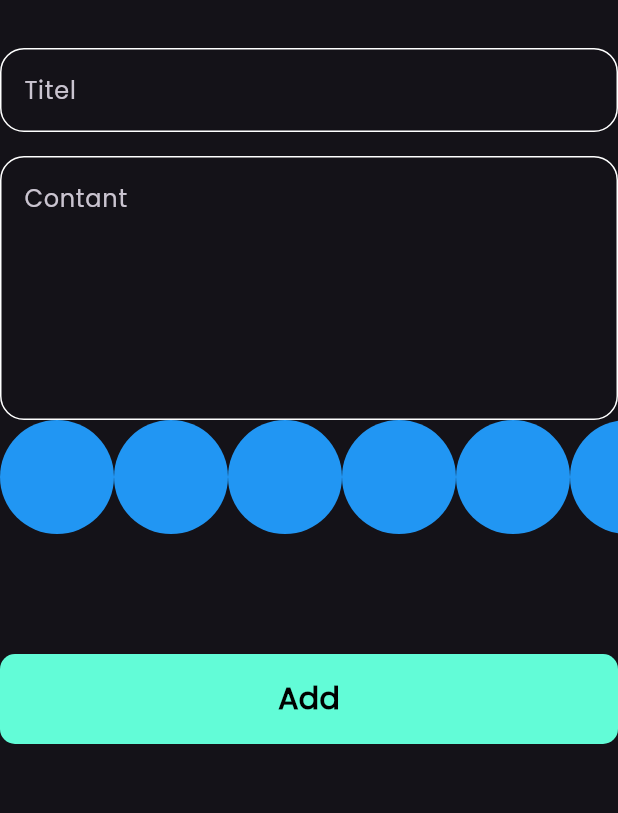
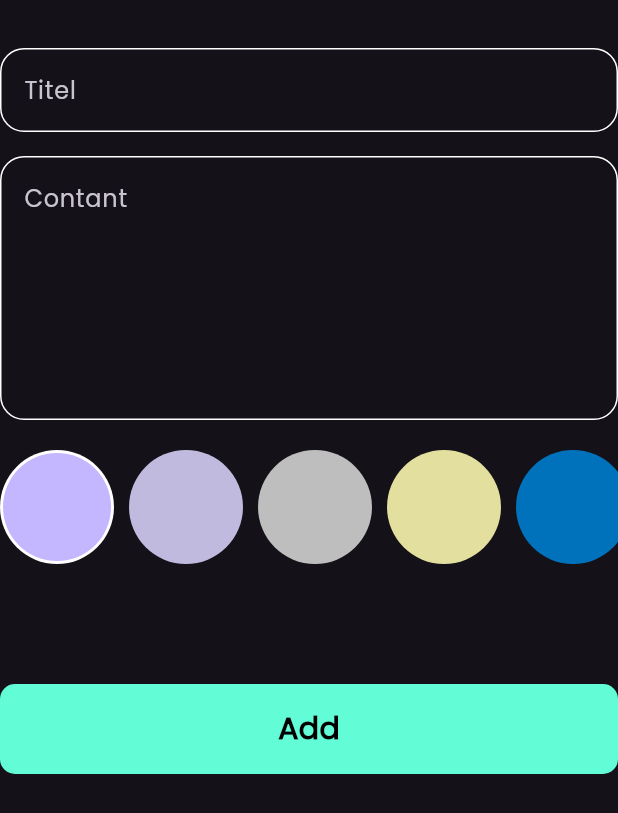
Before and after one commit to ahmedzein74/note_app, a Flutter app: the AddNoteForm widget shown alone on an empty page, opened directly, on a phone screen of 412 x 824 dp. Shown: the top 813 px of the screen. Run offline on Flutter 3.47's test engine with Material 3 defaults, Android fonts, the phone set to English and light mode, and no system bars; our stand-ins replace bloc, flutter_bloc, hive, hive_flutter; accounts and stored records are empty.

Commit message:
colors list view part 2

```diff
--- a/lib/views/widgets/add_note_form.dart
+++ b/lib/views/widgets/add_note_form.dart
@@ -46,7 +46,8 @@ class _AddNoteFormState extends State<AddNoteForm> {
             hintText: 'Contant',
             maxLines: 6,
           ),
-          ColorsListView(),
+          const SizedBox(height: 20),
+          const ColorsListView(),
           const SizedBox(height: 80),
           BlocBuilder<AddNoteCubit, AddNoteState>(
             builder: (context, state) {
--- a/lib/views/widgets/colors_list_view.dart
+++ b/lib/views/widgets/colors_list_view.dart
@@ -1,30 +1,68 @@
 import 'package:flutter/material.dart';
 
 class ColorItem extends StatelessWidget {
-  const ColorItem({super.key});
-
+  const ColorItem({super.key, required this.isActive, required this.color});
+  final bool isActive;
+  final Color color;
   @override
   Widget build(BuildContext context) {
-    return const CircleAvatar(
-      backgroundColor: Colors.blue,
-      radius: 38,
-    );
+    return isActive
+        ? CircleAvatar(
+            backgroundColor: Colors.white,
+            radius: 38,
+            child: CircleAvatar(
+              backgroundColor: color,
+              radius: 36,
+            ),
+          )
+        : CircleAvatar(
+            backgroundColor: color,
+            radius: 38,
+          );
   }
 }
 
-class ColorsListView extends StatelessWidget {
+class ColorsListView extends StatefulWidget {
   const ColorsListView({super.key});
 
+  @override
+  State<ColorsListView> createState() => _ColorsListViewState();
+}
+
+class _ColorsListViewState extends State<ColorsListView> {
+  int currentIndex = 0;
+  List<Color> colors = [
+    const Color(0Xffc4b6ff),
+    const Color(0Xffc1badf),
+    const Color(0Xffbebebe),
+    const Color(0Xffe3df9f),
+    const Color(0Xff0072bb),
+    const Color(0Xff349cdd),
+  ];
   @override
   Widget build(BuildContext context) {
     return SizedBox(
       height: 38 * 2,
-      child: ListView.builder(
+      child: ListView.separated(
         itemBuilder: (context, index) {
-          return ColorItem();
+          return GestureDetector(
+            onTap: () {
+              currentIndex = index;
+              setState(() {});
+            },
+            child: ColorItem(
+              isActive: currentIndex == index,
+              color: colors[index],
+            ),
+          );
         },
-        itemCount: 11,
+        itemCount: colors.length,
         scrollDirection: Axis.horizontal,
+        separatorBuilder: (BuildContext context, int index) {
+          return const SizedBox(
+            width: 10,
+          );
+        },
       ),
     );
   }
```
